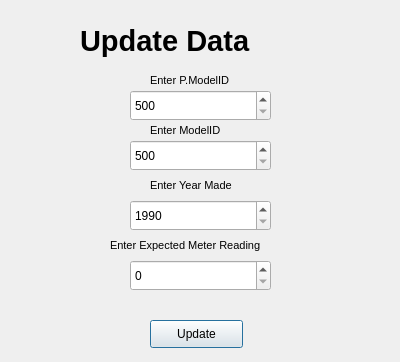
Above: userInterface/updateData.ui from Usama-Amjad/Bulldozer-Price-Prediction-with-PyQt6 before the change. Below: the same form after it.
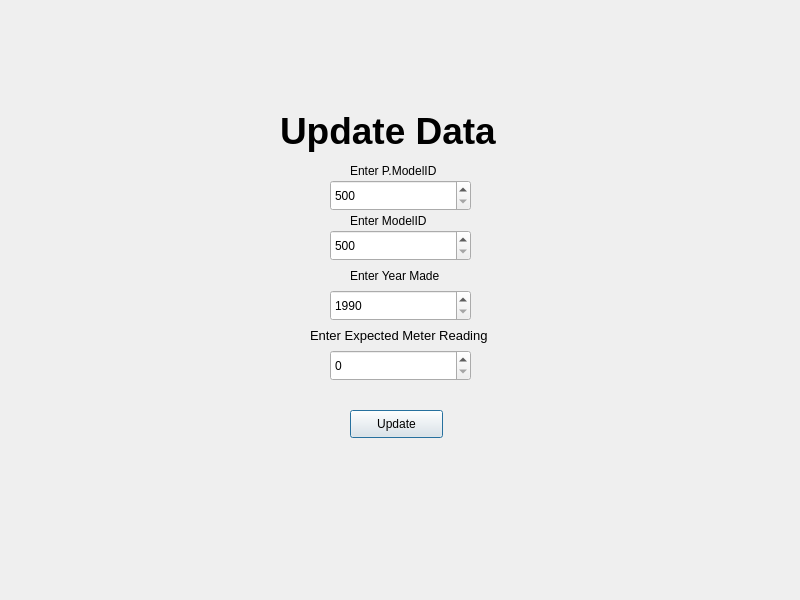
That is the form after the change. Icons and pictures are not drawn.

The edit to the form file:
```diff
--- a/userInterface/updateData.ui
+++ b/userInterface/updateData.ui
@@ -6,8 +6,8 @@
    <rect>
     <x>0</x>
     <y>0</y>
-    <width>400</width>
-    <height>362</height>
+    <width>800</width>
+    <height>600</height>
    </rect>
   </property>
   <property name="windowTitle">
@@ -16,19 +16,25 @@
   <widget class="QLabel" name="label">
    <property name="geometry">
     <rect>
-     <x>80</x>
-     <y>10</y>
+     <x>280</x>
+     <y>100</y>
      <width>241</width>
      <height>61</height>
     </rect>
    </property>
    <property name="font">
     <font>
-     <pointsize>22</pointsize>
+     <pointsize>-1</pointsize>
      <weight>75</weight>
      <bold>true</bold>
     </font>
    </property>
+   <property name="styleSheet">
+    <string notr="true">background: transparent;
+font-weight:bold;
+color:black;
+font-size: 37px;</string>
+   </property>
    <property name="text">
     <string>Update Data</string>
    </property>
@@ -36,8 +42,8 @@
   <widget class="QPushButton" name="updateButton">
    <property name="geometry">
     <rect>
-     <x>150</x>
-     <y>320</y>
+     <x>350</x>
+     <y>410</y>
      <width>93</width>
      <height>28</height>
     </rect>
@@ -49,8 +55,8 @@
   <widget class="QLabel" name="error">
    <property name="geometry">
     <rect>
-     <x>150</x>
-     <y>280</y>
+     <x>350</x>
+     <y>370</y>
      <width>101</width>
      <height>16</height>
     </rect>
@@ -62,8 +68,8 @@
   <widget class="QSpinBox" name="condition">
    <property name="geometry">
     <rect>
-     <x>130</x>
-     <y>90</y>
+     <x>330</x>
+     <y>180</y>
      <width>141</width>
      <height>31</height>
     </rect>
@@ -78,8 +84,8 @@
   <widget class="QSpinBox" name="modelID">
    <property name="geometry">
     <rect>
-     <x>130</x>
-     <y>140</y>
+     <x>330</x>
+     <y>230</y>
      <width>141</width>
      <height>31</height>
     </rect>
@@ -94,8 +100,8 @@
   <widget class="QSpinBox" name="yearMade">
    <property name="geometry">
     <rect>
-     <x>130</x>
-     <y>200</y>
+     <x>330</x>
+     <y>290</y>
      <width>141</width>
      <height>31</height>
     </rect>
@@ -110,8 +116,8 @@
   <widget class="QSpinBox" name="meterReading">
    <property name="geometry">
     <rect>
-     <x>130</x>
-     <y>260</y>
+     <x>330</x>
+     <y>350</y>
      <width>141</width>
      <height>31</height>
     </rect>
@@ -132,15 +138,15 @@
   <widget class="QLabel" name="label_2">
    <property name="geometry">
     <rect>
-     <x>150</x>
-     <y>70</y>
+     <x>350</x>
+     <y>160</y>
      <width>101</width>
      <height>21</height>
     </rect>
    </property>
    <property name="font">
     <font>
-     <pointsize>8</pointsize>
+     <pointsize>9</pointsize>
     </font>
    </property>
    <property name="text">
@@ -150,15 +156,15 @@
   <widget class="QLabel" name="label_3">
    <property name="geometry">
     <rect>
-     <x>150</x>
-     <y>170</y>
+     <x>350</x>
+     <y>260</y>
      <width>101</width>
      <height>31</height>
     </rect>
    </property>
    <property name="font">
     <font>
-     <pointsize>8</pointsize>
+     <pointsize>9</pointsize>
     </font>
    </property>
    <property name="text">
@@ -168,15 +174,15 @@
   <widget class="QLabel" name="label_4">
    <property name="geometry">
     <rect>
-     <x>150</x>
-     <y>120</y>
+     <x>350</x>
+     <y>210</y>
      <width>101</width>
      <height>21</height>
     </rect>
    </property>
    <property name="font">
     <font>
-     <pointsize>8</pointsize>
+     <pointsize>9</pointsize>
     </font>
    </property>
    <property name="text">
@@ -186,21 +192,46 @@
   <widget class="QLabel" name="label_5">
    <property name="geometry">
     <rect>
-     <x>110</x>
-     <y>230</y>
+     <x>310</x>
+     <y>320</y>
      <width>181</width>
      <height>31</height>
     </rect>
    </property>
    <property name="font">
     <font>
-     <pointsize>8</pointsize>
+     <pointsize>10</pointsize>
     </font>
    </property>
    <property name="text">
     <string>Enter Expected Meter Reading</string>
    </property>
   </widget>
+  <widget class="QWidget" name="widget" native="true">
+   <property name="geometry">
+    <rect>
+     <x>-1</x>
+     <y>-1</y>
+     <width>801</width>
+     <height>601</height>
+    </rect>
+   </property>
+   <property name="styleSheet">
+    <string notr="true">background-image: url(C:/Users/Dell/Downloads/bulldozerBack.jfif);</string>
+   </property>
+  </widget>
+  <zorder>widget</zorder>
+  <zorder>label</zorder>
+  <zorder>updateButton</zorder>
+  <zorder>error</zorder>
+  <zorder>condition</zorder>
+  <zorder>modelID</zorder>
+  <zorder>yearMade</zorder>
+  <zorder>meterReading</zorder>
+  <zorder>label_2</zorder>
+  <zorder>label_3</zorder>
+  <zorder>label_4</zorder>
+  <zorder>label_5</zorder>
  </widget>
  <resources/>
  <connections/>
```
